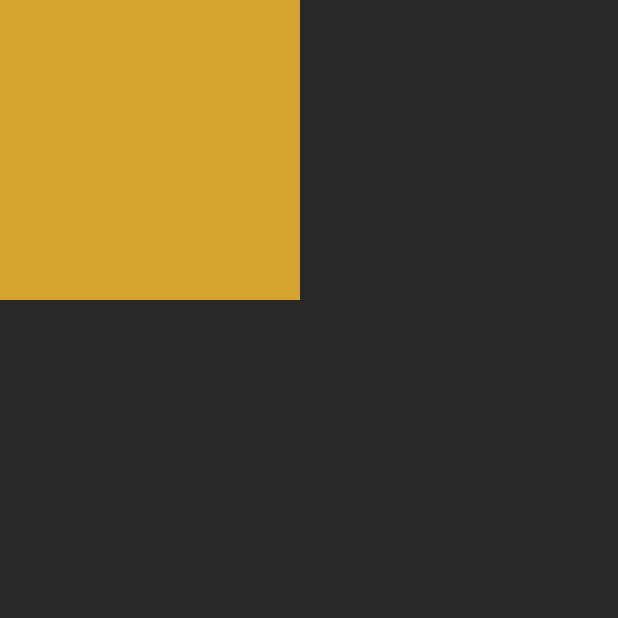
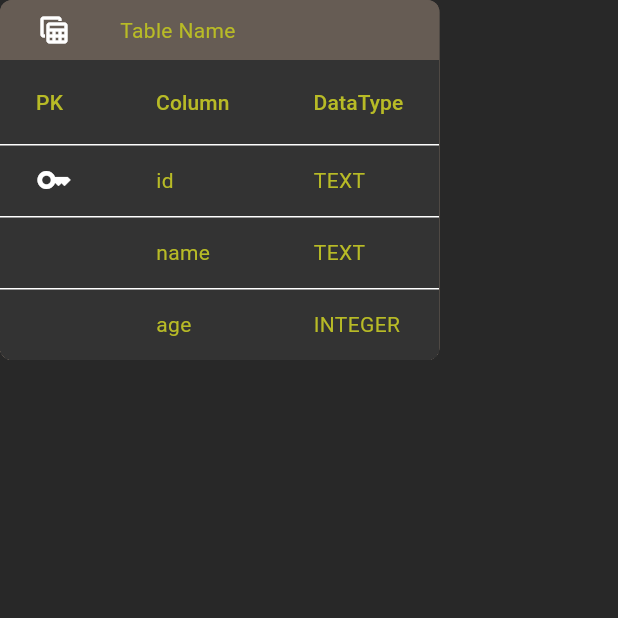
Before and after one commit to SeptAlfauzan/sqlite_playground, a Flutter app: the screen it shows after launch, on a phone screen of 412 x 824 dp, the top half of it. Run offline on Flutter 3.47's test engine with Material 3 defaults, Android fonts, the phone set to English and light mode, and no system bars; our stand-ins replace sqflite_common_ffi, sqflite_common_ffi_web; missing offline and left inert: syntax_highlight; accounts and stored records are empty.

Commit message:
update(erd_table): finish initial design for erd_table entity

```diff
--- a/lib/modules/erd/presentation/widgets/atoms/erd_table.dart
+++ b/lib/modules/erd/presentation/widgets/atoms/erd_table.dart
@@ -1,5 +1,7 @@
 import 'package:flutter/material.dart';
+import 'package:sql_playground/modules/playground/presentation/widgets/atoms/datatable.dart';
 import 'package:sql_playground/ui/colors.dart';
+import 'package:sql_playground/ui/theme.dart';
 
 class ErdTable extends StatefulWidget {
   final double initialXpos;
@@ -61,9 +63,79 @@ class _ErdTableState extends State<ErdTable> {
           }
         },
         child: Container(
-          color: AppColors.orange,
-          width: 200,
-          height: 200,
+          clipBehavior: Clip.hardEdge,
+          decoration: BoxDecoration(
+              color: AppColors.grey,
+              shape: BoxShape.rectangle,
+              borderRadius: BorderRadiusDirectional.all(Radius.circular(8))),
+          child: Column(
+            crossAxisAlignment: CrossAxisAlignment.start,
+            children: [
+              Padding(
+                padding: EdgeInsets.symmetric(horizontal: 24, vertical: 8),
+                child: Row(
+                  children: [
+                    Icon(Icons.table_view),
+                    const SizedBox(
+                      width: 32,
+                    ),
+                    Text("Table Name"),
+                  ],
+                ),
+              ),
+              Container(
+                color: AppColors.darkerGrey,
+                child: DataTable(
+                  columns: [
+                    DataColumn(label: Text('PK')),
+                    DataColumn(label: Text('Column')),
+                    DataColumn(label: Text('DataType')),
+                  ],
+                  rows: [
+                    DataRow(
+                      cells: [
+                        DataCell(
+                          Icon(Icons.key),
+                        ),
+                        DataCell(
+                          Text('id'),
+                        ),
+                        DataCell(
+                          Text('TEXT'),
+                        ),
+                      ],
+                    ),
+                    DataRow(
+                      cells: [
+                        DataCell(
+                          const SizedBox.shrink(),
+                        ),
+                        DataCell(
+                          Text('name'),
+                        ),
+                        DataCell(
+                          Text('TEXT'),
+                        ),
+                      ],
+                    ),
+                    DataRow(
+                      cells: [
+                        DataCell(
+                          const SizedBox.shrink(),
+                        ),
+                        DataCell(
+                          Text('age'),
+                        ),
+                        DataCell(
+                          Text('INTEGER'),
+                        ),
+                      ],
+                    ),
+                  ],
+                ),
+              ),
+            ],
+          ),
         ),
       ),
     );
--- a/lib/ui/colors.dart
+++ b/lib/ui/colors.dart
@@ -10,4 +10,6 @@ class AppColors {
   static const Color darkGreen = Color(0xFF688077);
   static const Color black = Color(0xFF282828);
   static const Color darkBlack = Color(0xFF18191A);
+  static const Color darkGrey = Color(0xFF363C3D);
+  static const Color darkerGrey = Color(0xFF333333);
 }
```
